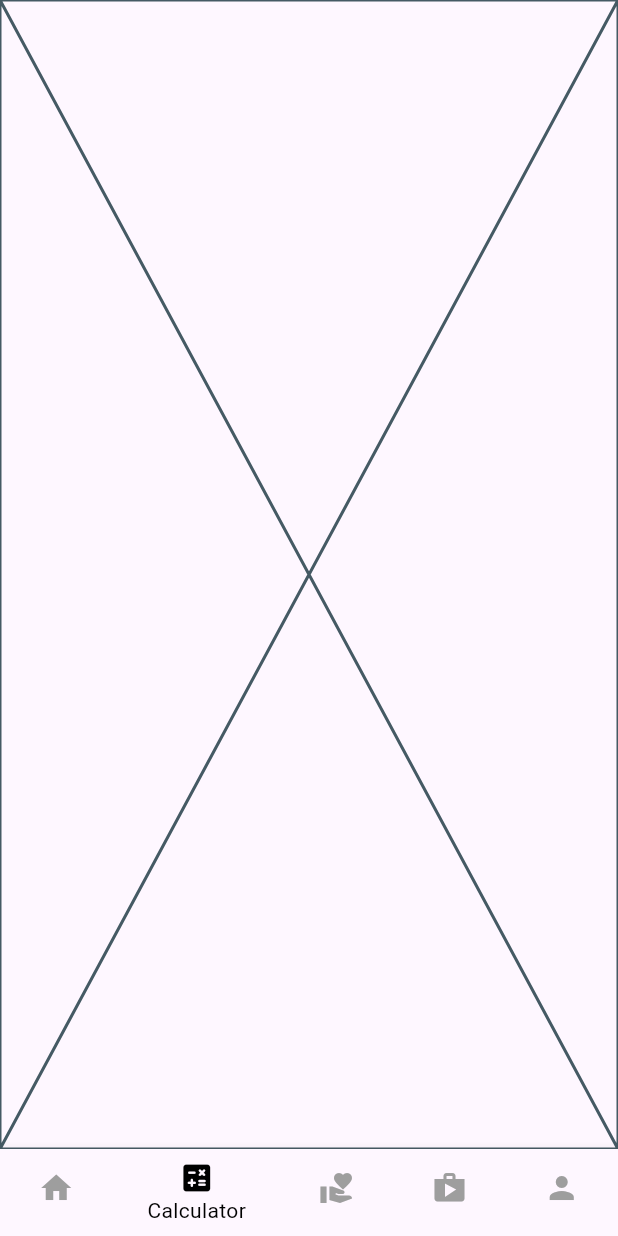
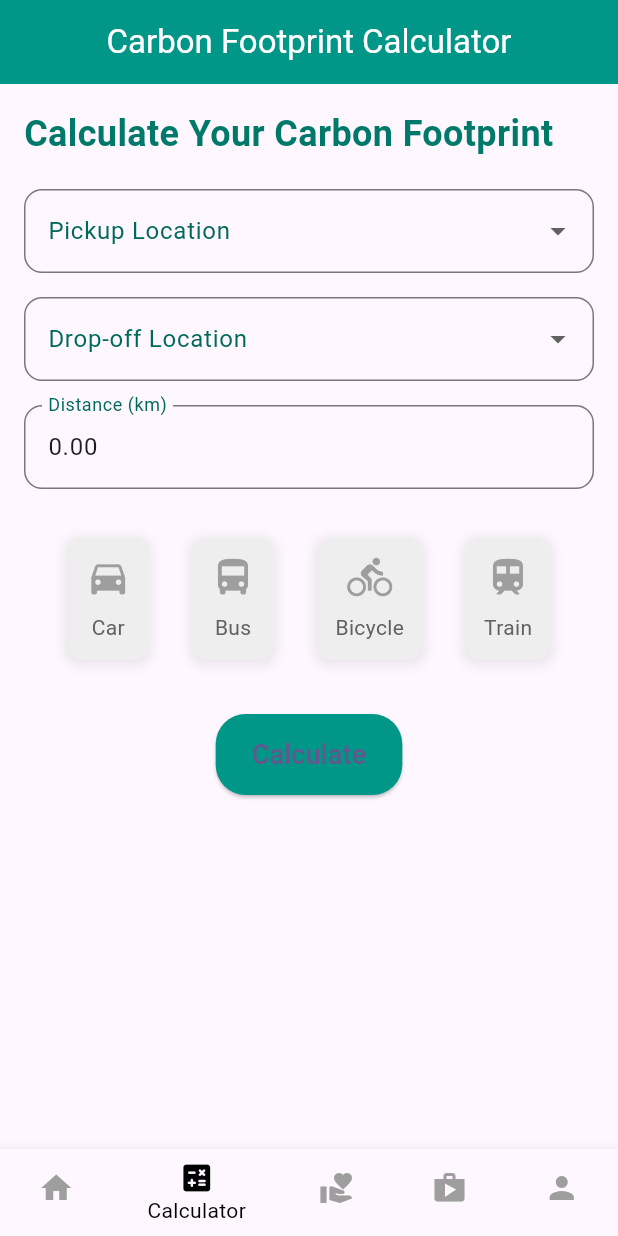
Before and after one commit to OshadiJayananda/tourism_app, a Flutter app: the screen it shows after launch, item 2 of the bottom bar chosen, on a phone screen of 412 x 824 dp. Run offline on Flutter 3.47's test engine with Material 3 defaults, Android fonts, the phone set to English and light mode, and no system bars; our stand-ins replace firebase_core, firebase_database; accounts and stored records are empty.

Commit message:
done carbon results

```diff
--- a/lib/Pages/carbonCal_page.dart
+++ /dev/null
@@ -1,16 +0,0 @@
-import 'package:flutter/foundation.dart';
-import 'package:flutter/widgets.dart';
-
-class CarboncalPage extends StatefulWidget {
-  const CarboncalPage({super.key});
-
-  @override
-  State<CarboncalPage> createState() => _CarboncalPageState();
-}
-
-class _CarboncalPageState extends State<CarboncalPage> {
-  @override
-  Widget build(BuildContext context) {
-    return const Placeholder();
-  }
-}
--- /dev/null
+++ b/lib/Pages/carbon_screen1.dart
@@ -0,0 +1,258 @@
+import 'package:flutter/material.dart';
+import 'package:firebase_database/firebase_database.dart';
+import 'carbonresults.dart'; // Import your results page here
+
+class CarbonFootprintCalculator extends StatefulWidget {
+  @override
+  _CarbonFootprintCalculatorState createState() => _CarbonFootprintCalculatorState();
+}
+
+class _CarbonFootprintCalculatorState extends State<CarbonFootprintCalculator> {
+  final _formKey = GlobalKey<FormState>();
+  String? pickupLocation;
+  String? dropOffLocation;
+  String? travelMode;
+  double distance = 0.0; // Distance in kilometers
+  final List<String> locations = [
+    'Ampara', 'Anuradhapura', 'Badulla', 'Batticaloa', 'Colombo',
+    'Galle', 'Gampaha', 'Hambantota', 'Jaffna', 'Kalutara',
+    'Kandy', 'Kegalle', 'Kilinochchi', 'Kurunegala', 'Mannar',
+    'Matale', 'Matara', 'Moneragala', 'Mullaitivu', 'Nuwara Eliya',
+    'Polonnaruwa', 'Puttalam', 'Ratnapura', 'Trincomalee', 'Vavuniya'
+  ];
+
+  final Map<String, Map<String, double>> locationDistances = {
+    'Ampara': {'Colombo': 330, 'Galle': 385, 'Kandy': 225},
+    'Colombo': {'Galle': 116, 'Kandy': 115, 'Anuradhapura': 206},
+    'Galle': {'Kandy': 200, 'Anuradhapura': 250},
+    'Kandy': {'Anuradhapura': 180},
+    // Add more distances between locations here
+  };
+
+  final dbRef = FirebaseDatabase.instance.ref(); // Reference to Firebase Realtime Database
+
+  @override
+  Widget build(BuildContext context) {
+    return Scaffold(
+      appBar: AppBar(
+        backgroundColor: Colors.teal,
+        title: Text('Carbon Footprint Calculator', style: TextStyle(color: Colors.white)),
+        centerTitle: true,
+        elevation: 0,
+      ),
+      body: SingleChildScrollView(
+        child: Padding(
+          padding: const EdgeInsets.all(16.0),
+          child: Form(
+            key: _formKey,
+            child: Column(
+              crossAxisAlignment: CrossAxisAlignment.start,
+              children: [
+                Text(
+                  'Calculate Your Carbon Footprint',
+                  style: TextStyle(
+                    fontSize: 24,
+                    fontWeight: FontWeight.bold,
+                    color: Colors.teal.shade700,
+                  ),
+                ),
+                SizedBox(height: 20),
+
+                // Pickup Location Dropdown
+                DropdownButtonFormField<String>(
+                  decoration: InputDecoration(
+                    labelText: 'Pickup Location',
+                    labelStyle: TextStyle(color: Colors.teal.shade800),
+                    border: OutlineInputBorder(
+                      borderRadius: BorderRadius.circular(12),
+                    ),
+                  ),
+                  items: locations.map((location) {
+                    return DropdownMenuItem(
+                      value: location,
+                      child: Text(location),
+                    );
+                  }).toList(),
+                  onChanged: (value) {
+                    setState(() {
+                      pickupLocation = value;
+                      _updateDistance(); // Update distance when pickup changes
+                    });
+                  },
+                ),
+                SizedBox(height: 16),
+
+                // Drop-off Location Dropdown
+                DropdownButtonFormField<String>(
+                  decoration: InputDecoration(
+                    labelText: 'Drop-off Location',
+                    labelStyle: TextStyle(color: Colors.teal.shade800),
+                    border: OutlineInputBorder(
+                      borderRadius: BorderRadius.circular(12),
+                    ),
+                  ),
+                  items: locations.map((location) {
+                    return DropdownMenuItem(
+                      value: location,
+                      child: Text(location),
+                    );
+                  }).toList(),
+                  onChanged: (value) {
+                    setState(() {
+                      dropOffLocation = value;
+                      _updateDistance(); // Update distance when drop-off changes
+                    });
+                  },
+                ),
+                SizedBox(height: 16),
+
+                // Distance Input - read-only
+                TextFormField(
+                  decoration: InputDecoration(
+                    labelText: 'Distance (km)',
+                    labelStyle: TextStyle(color: Colors.teal.shade800),
+                    border: OutlineInputBorder(
+                      borderRadius: BorderRadius.circular(12),
+                    ),
+                  ),
+                  readOnly: true, // Make the distance field read-only
+                  controller: TextEditingController(text: distance.toStringAsFixed(2)),
+                ),
+                SizedBox(height: 16),
+
+                // Travel Mode Selection with Icons
+                Padding(
+                  padding: const EdgeInsets.symmetric(vertical: 16.0),
+                  child: Row(
+                    mainAxisAlignment: MainAxisAlignment.spaceEvenly,
+                    children: [
+                      _buildModeButton(Icons.directions_car, 'Car'),
+                      _buildModeButton(Icons.directions_bus, 'Bus'),
+                      _buildModeButton(Icons.directions_bike, 'Bicycle'),
+                      _buildModeButton(Icons.train, 'Train'),
+                    ],
+                  ),
+                ),
+                SizedBox(height: 20),
+
+                // Centered Calculate Button
+                Center(
+                  child: ElevatedButton(
+                    onPressed: () async {
+                      if (_formKey.currentState!.validate()) {
+                        _formKey.currentState!.save();
+
+                        // Calculate emissions
+                        double emissions = _calculateCarbonEmissions();
+
+                        // Navigate to results page
+                        Navigator.push(
+                          context,
+                          MaterialPageRoute(
+                            builder: (context) => CarbonResults(
+                              emissions: emissions,
+                              pickupLocation: pickupLocation!,
+                              dropOffLocation: dropOffLocation!,
+                              travelMode: travelMode!,
+                            ),
+                          ),
+                        );
+                      }
+                    },
+                    style: ElevatedButton.styleFrom(
+                      backgroundColor: Colors.teal,
+                      padding: EdgeInsets.symmetric(vertical: 14, horizontal: 24),
+                      shape: RoundedRectangleBorder(
+                        borderRadius: BorderRadius.circular(20),
+                      ),
+                    ),
+                    child: Text(
+                      'Calculate',
+                      style: TextStyle(fontSize: 18),
+                    ),
+                  ),
+                ),
+                SizedBox(height: 20),
+              ],
+            ),
+          ),
+        ),
+      ),
+    );
+  }
+
+  // Widget to build travel mode buttons
+  Widget _buildModeButton(IconData icon, String mode) {
+    return InkWell(
+      onTap: () {
+        setState(() {
+          travelMode = mode;
+        });
+      },
+      child: Container(
+        padding: EdgeInsets.all(12),
+        decoration: BoxDecoration(
+          color: travelMode == mode ? Colors.teal.shade200 : Colors.grey.shade200,
+          borderRadius: BorderRadius.circular(10),
+          boxShadow: [
+            BoxShadow(
+              color: Colors.grey.withOpacity(0.2),
+              spreadRadius: 2,
+              blurRadius: 5,
+              offset: Offset(0, 2),
+            ),
+          ],
+        ),
+        child: Column(
+          children: [
+            Icon(icon, color: travelMode == mode ? Colors.teal : Colors.grey, size: 30),
+            SizedBox(height: 8),
+            Text(
+              mode,
+              style: TextStyle(color: travelMode == mode ? Colors.teal.shade700 : Colors.grey.shade700),
+            ),
+          ],
+        ),
+      ),
+    );
+  }
+
+  // Update distance based on selected locations
+  void _updateDistance() {
+    if (pickupLocation != null && dropOffLocation != null) {
+      // Fetch the distance from the locationDistances map
+      distance = locationDistances[pickupLocation]?[dropOffLocation] ?? 0.0; // Get distance based on selected locations
+      print('Distance from $pickupLocation to $dropOffLocation: $distance km'); // Debugging print statement
+      setState(() {}); // Refresh the UI
+    } else {
+      distance = 0.0; // Reset distance if either location is null
+      setState(() {});
+    }
+  }
+
+  // Calculate carbon emissions based on distance and travel mode
+  double _calculateCarbonEmissions() {
+    double emissionFactor;
+
+    // Set emission factors in kg CO2/km based on travel mode
+    switch (travelMode) {
+      case 'Car':
+        emissionFactor = 0.2; // Example: 0.2 kg CO2/km for cars
+        break;
+      case 'Bus':
+        emissionFactor = 0.05; // Example: 0.05 kg CO2/km for buses
+        break;
+      case 'Bicycle':
+        emissionFactor = 0.01; // Example: 0.01 kg CO2/km for bicycles
+        break;
+      case 'Train':
+        emissionFactor = 0.03; // Example: 0.03 kg CO2/km for trains
+        break;
+      default:
+        emissionFactor = 0.0; // Default value
+        break;
+    }
+
+    return distance * emissionFactor; // Calculate total emissions
+  }
+}
--- a/lib/Pages/main_page.dart
+++ b/lib/Pages/main_page.dart
@@ -1,6 +1,6 @@
 
 import 'package:flutter/material.dart';
-import 'package:tourism_app/Pages/carbonCal_page.dart';
+import 'package:tourism_app/Pages/carbon_screen1.dart';
 import 'package:tourism_app/Pages/home_page.dart';
 import 'package:tourism_app/Pages/profile_page.dart';
 import 'package:tourism_app/Pages/stores_page.dart';
@@ -16,7 +16,7 @@ class MainPage extends StatefulWidget {
 class _MainPageState extends State<MainPage> {
   final List<Widget> pages = [
     const HomePage(),
-    const CarboncalPage(),
+    CarbonFootprintCalculator(),
     const TvolunteerPage(),
     const StoresPage(),
     const ProfilePage()
```
Also changed, not shown: lib/Pages/carbonresults.dart (added, +68 -0 lines), lib/Widgets/CarbonFootprintResult.dart (added, +23 -0 lines), lib/main.dart (+6 -17 lines), pubspec.yaml (+6 -1 lines), lib/firebase_options.dart, 3 other files.
